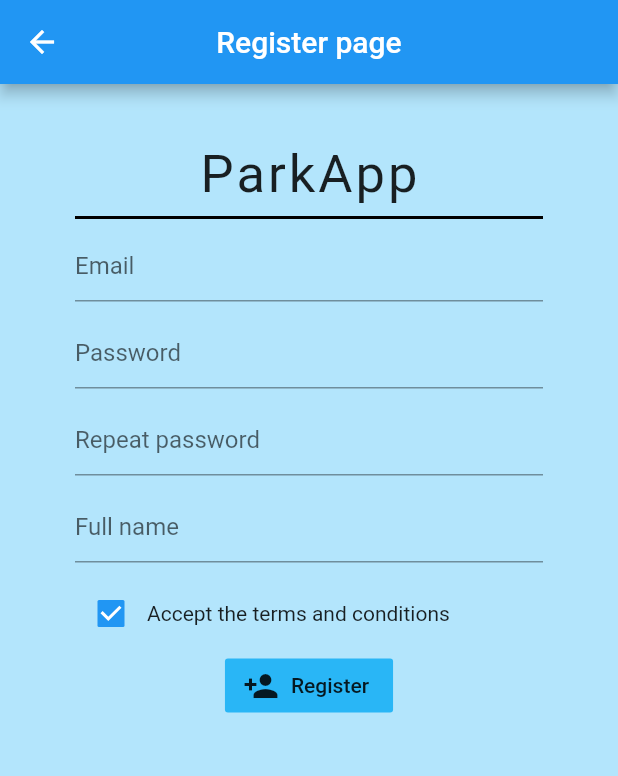
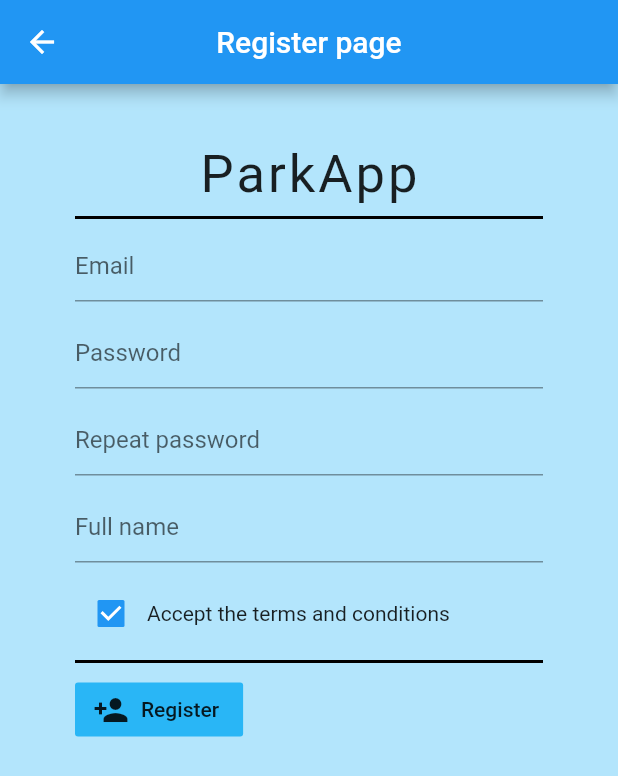
Before and after one commit to Bruseliuz/flutter_parkinggit, a Flutter app: the Register screen opened by its route, on a phone screen of 412 x 824 dp. Shown: the top 776 px of the screen. Run offline on Flutter 3.47's test engine with Material 2 defaults, Android fonts, the phone set to English and light mode, and no system bars; our stand-ins replace cloud_firestore, firebase_auth, flutter_spinkit, google_maps_flutter, location; accounts and stored records are empty.

```diff
--- a/lib/register.dart
+++ b/lib/register.dart
@@ -9,6 +9,7 @@ class Register extends StatefulWidget {
 class _RegisterState extends State<Register> {
 
   bool checkBox = true;
+  String email, password, name;
 
   @override
   Widget build(BuildContext context) {
@@ -64,11 +65,18 @@ class _RegisterState extends State<Register> {
                       },
                     ),
                     Text(
-                        'Accept the terms and conditions'
+                        'Accept the terms and conditions',
                     )
                   ],
                 ),
               ),
+              Divider(
+                color: Colors.black,
+                thickness: 2.0,
+              ),
+              Container(
+                child: Row(
+                  children: <Widget>[
                     FlatButton.icon(
                         color: Colors.lightBlue[400],
                         onPressed: () {},
@@ -79,6 +87,9 @@ class _RegisterState extends State<Register> {
                   ],
                 ),
               )
+            ],
+          ),
+        )
       ),
     );
   }
--- a/lib/sign_in.dart
+++ b/lib/sign_in.dart
@@ -17,7 +17,6 @@ class _SignInState extends State<SignIn> {
         title: Text(
           'Sign in'
         ),
-
         actions: <Widget>[
           FlatButton.icon(
             onPressed: () {
@@ -65,7 +64,6 @@ class _SignInState extends State<SignIn> {
             RaisedButton (
               onPressed: () {},
               child: Text('Sign in'),
-
             )
           ],
         ),
```
Lines whose indentation alone changed are shown as unchanged.
